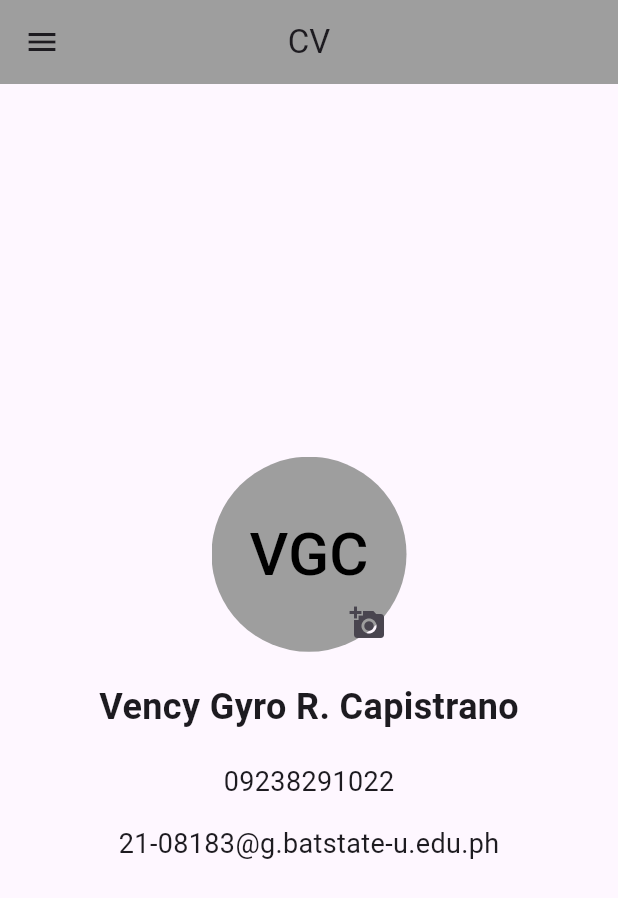
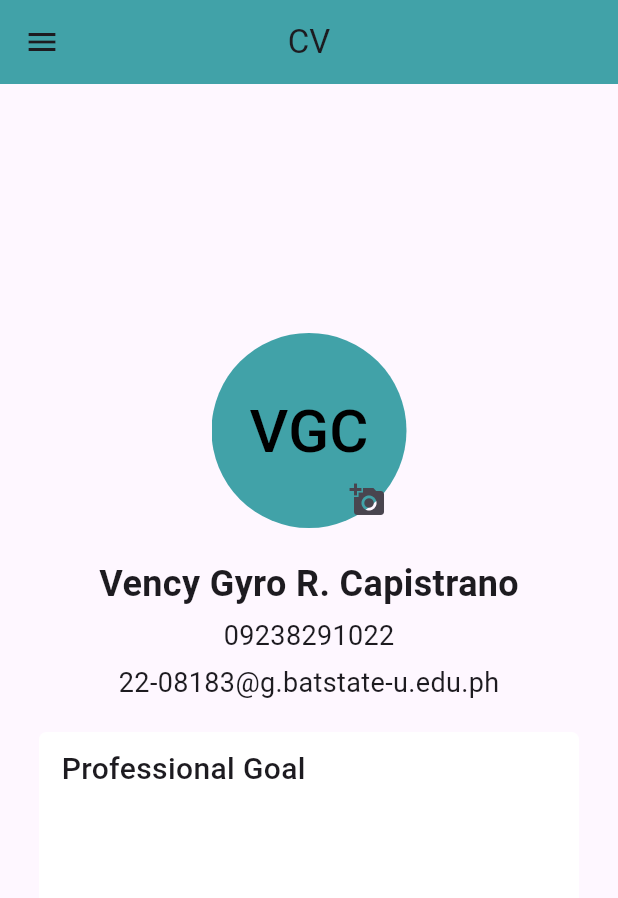
Before and after one commit to KazuMoment/CS3103_CapistranoVencyGyroR_ITADactivities, a Flutter app: the MyCVPage screen opened by its route, on a phone screen of 412 x 824 dp. Shown: the top 898 px of the screen. Run offline on Flutter 3.47's test engine with Material 3 defaults, Android fonts, the phone set to English and light mode, and no system bars; our stand-ins replace image_picker.

Commit message:
final changes

```diff
--- a/act2/lib/pages/education.dart
+++ b/act2/lib/pages/education.dart
@@ -8,7 +8,7 @@ class EducationPage extends StatelessWidget {
     return Scaffold(
       appBar: AppBar(
         title: const Text('Education'),
-        backgroundColor: Colors.blueGrey,
+        backgroundColor: const Color.fromARGB(255, 65, 162, 168),
         iconTheme: const IconThemeData(
           color: Colors.white,
         ),
--- a/act2/lib/pages/experience.dart
+++ b/act2/lib/pages/experience.dart
@@ -8,7 +8,7 @@ class ExperiencePage extends StatelessWidget {
     return Scaffold(
       appBar: AppBar(
         title: const Text('Experience'),
-        backgroundColor: Colors.blueGrey,
+        backgroundColor: const Color.fromARGB(255, 65, 162, 168),
         iconTheme: const IconThemeData(
           color: Colors.white,
         ),
--- a/act2/lib/pages/home.dart
+++ b/act2/lib/pages/home.dart
@@ -25,14 +25,14 @@ class _MyCVPageState extends State<MyCVPage> {
       appBar: AppBar(
         title: const Text('CV'),
         centerTitle: true,
-        backgroundColor: Colors.grey,
+        backgroundColor: const Color.fromARGB(255, 65, 162, 168),
       ),
       drawer: Drawer(
         child: ListView(
           children: [
             const DrawerHeader(
                 decoration: BoxDecoration(
-                  color: Colors.grey,
+                  color:  Color.fromARGB(255, 65, 162, 168),
                 ),
                 child: Align(
                   alignment: Alignment.centerLeft,
@@ -49,7 +49,7 @@ class _MyCVPageState extends State<MyCVPage> {
             ListTile(
               leading: const Icon(
                 Icons.school_rounded,
-                color: Colors.blueGrey,
+                color:  Color.fromARGB(255, 65, 162, 168),
               ),
               title: const Text('Education'),
               onTap: () {
@@ -59,7 +59,7 @@ class _MyCVPageState extends State<MyCVPage> {
             ListTile(
               leading: const Icon(
                 Icons.code_rounded,
-                color: Colors.blueGrey,
+                color:  Color.fromARGB(255, 65, 162, 168),
               ),
               title: const Text('Skills'),
               onTap: () {
@@ -69,7 +69,7 @@ class _MyCVPageState extends State<MyCVPage> {
             ListTile(
               leading: const Icon(
                 Icons.create_new_folder,
-                color: Colors.blueGrey,),
+                color: Color.fromARGB(255, 65, 162, 168),),
               title: const Text('Projects'),
               onTap: () {
                 Navigator.pushNamed(context, '/projects');
@@ -78,7 +78,7 @@ class _MyCVPageState extends State<MyCVPage> {
             ListTile(
               leading: const Icon(
                 Icons.download_done_rounded,
-                color: Colors.blueGrey,
+                color: Color.fromARGB(255, 65, 162, 168),
               ),
               title: const Text('Experience'),
               onTap: () {
@@ -88,7 +88,7 @@ class _MyCVPageState extends State<MyCVPage> {
             ListTile(
               leading: const Icon(
                 Icons.logout_rounded,
-                color: Colors.blueGrey,
+                color:  Color.fromARGB(255, 65, 162, 168),
               ),
               title: const Text('Logout'),
               onTap: () {
@@ -111,7 +111,7 @@ class _MyCVPageState extends State<MyCVPage> {
                 )
                     : const CircleAvatar(
                   radius: 65.0,
-                  backgroundColor: Colors.grey,
+                  backgroundColor: Color.fromARGB(255, 65, 162, 168),
                   child: Text(
                     'VGC',
                     style:
@@ -136,16 +136,30 @@ class _MyCVPageState extends State<MyCVPage> {
                 fontWeight: FontWeight.bold,
               ),
             ),
-            const SizedBox(height: 20.0,),
+            const SizedBox(height: 5.0,),
             const Text(
               '09238291022',
               style: TextStyle(fontSize: 18.0,),
             ),
-            const SizedBox(height: 15.0,),
+            const SizedBox(height: 5.0,),
             const Text(
-              '21-08183@g.batstate-u.edu.ph',
+              '22-08183@g.batstate-u.edu.ph',
               style: TextStyle(fontSize: 18.0,),
-            )
+            ),
+            Container(
+                margin: const EdgeInsets.all(20),
+                padding: const EdgeInsets.symmetric(horizontal: 15, vertical: 10),
+                height: 150,
+                width: 360,
+                decoration: BoxDecoration(
+                  color: Colors.white,
+                  borderRadius: BorderRadius.circular(5),
+                ),
+                child: const Text(
+                  'Professional Goal',
+                  style: TextStyle(fontSize: 20, fontWeight: FontWeight.w500),
+                ),
+            ),
           ],
         ),
       ),
--- a/act2/lib/pages/login.dart
+++ b/act2/lib/pages/login.dart
@@ -60,13 +60,13 @@ class LoginPage extends StatelessWidget {
     return Scaffold(
       backgroundColor: Colors.white,
       appBar: AppBar(
-        title: const Text("Login Page"),
+        title: const Text("Welcome!"),
         centerTitle: true,
-        backgroundColor: Colors.grey,
+        backgroundColor: const Color.fromARGB(255, 65, 162, 168),
         titleTextStyle: const TextStyle(
           fontWeight: FontWeight.bold,
           fontSize: 40.0,
-          color: Colors.black54,
+          color: Color.fromARGB(255, 255, 255, 255),
         ),
       ),
       body: Padding(
--- a/act2/lib/pages/projects.dart
+++ b/act2/lib/pages/projects.dart
@@ -8,7 +8,7 @@ class ProjectsPage extends StatelessWidget {
     return Scaffold(
       appBar: AppBar(
         title: const Text('Projects'),
-        backgroundColor: Colors.blueGrey,
+        backgroundColor: const Color.fromARGB(255, 65, 162, 168),
         iconTheme: const IconThemeData(
           color: Colors.white,
         ),
--- a/act2/lib/pages/skills.dart
+++ b/act2/lib/pages/skills.dart
@@ -8,7 +8,7 @@ class SkillsPage extends StatelessWidget {
     return Scaffold(
       appBar: AppBar(
         title: const Text('Skills'),
-        backgroundColor: Colors.blueGrey,
+        backgroundColor: const Color.fromARGB(255, 65, 162, 168),
         iconTheme: const IconThemeData(
           color: Colors.white,
         ),
--- a/act2/pubspec.yaml
+++ b/act2/pubspec.yaml
@@ -61,7 +61,6 @@ flutter:
 
   # To add assets to your application, add an assets section, like this:
   assets:
-  - images/
 
   # An image asset can refer to one or more resolution-specific "variants", see
   # https://flutter.dev/to/resolution-aware-images
```
Also changed, not shown: 5 other files.
